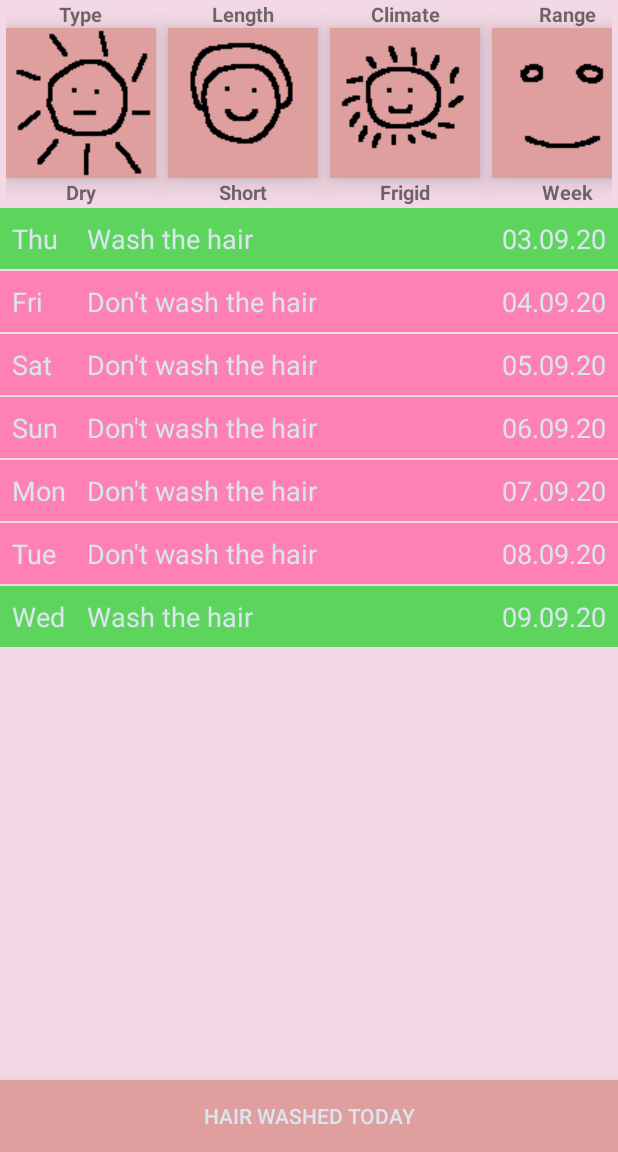
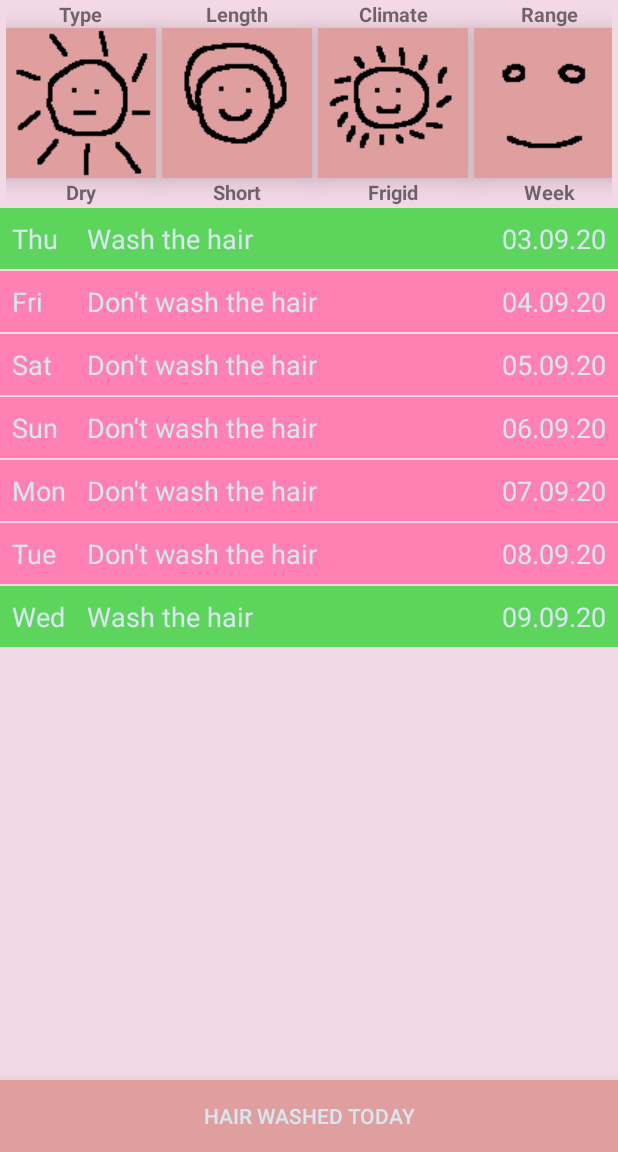
Before and after one commit to viacheslav-chugunov/hair-washing, an Android app: the screen it shows after launch (HomeActivity), on a phone screen of 412 x 824 dp, the part 84-1236 px from its top. Run offline under Robolectric (Android 15) with nearby library versions, the phone set to English and light mode, and no system bars.

Commit message:
Update fragment_setup.xml

```diff
--- a/app/src/main/res/layout/fragment_setup.xml
+++ b/app/src/main/res/layout/fragment_setup.xml
@@ -25,7 +25,7 @@
             style="@style/Button"
             android:layout_width="100dp"
             android:layout_height="100dp"
-            android:layout_marginStart="8dp"
+            android:layout_marginStart="4dp"
             app:layout_constraintBottom_toBottomOf="@+id/hair_type_button"
             app:layout_constraintStart_toEndOf="@+id/hair_climate_button"
             app:layout_constraintTop_toTopOf="@+id/hair_type_button" />
@@ -35,7 +35,7 @@
             style="@style/Button"
             android:layout_width="100dp"
             android:layout_height="100dp"
-            android:layout_marginStart="8dp"
+            android:layout_marginStart="4dp"
             app:layout_constraintBottom_toBottomOf="@+id/hair_type_button"
             app:layout_constraintStart_toEndOf="@+id/hair_type_button"
             app:layout_constraintTop_toTopOf="@+id/hair_type_button" />
@@ -45,7 +45,7 @@
             style="@style/Button"
             android:layout_width="100dp"
             android:layout_height="100dp"
-            android:layout_marginStart="8dp"
+            android:layout_marginStart="4dp"
             app:layout_constraintBottom_toTopOf="@+id/hair_type_text_view"
             app:layout_constraintStart_toEndOf="@+id/hair_length_button"
             app:layout_constraintTop_toTopOf="@+id/hair_type_button" />
```
